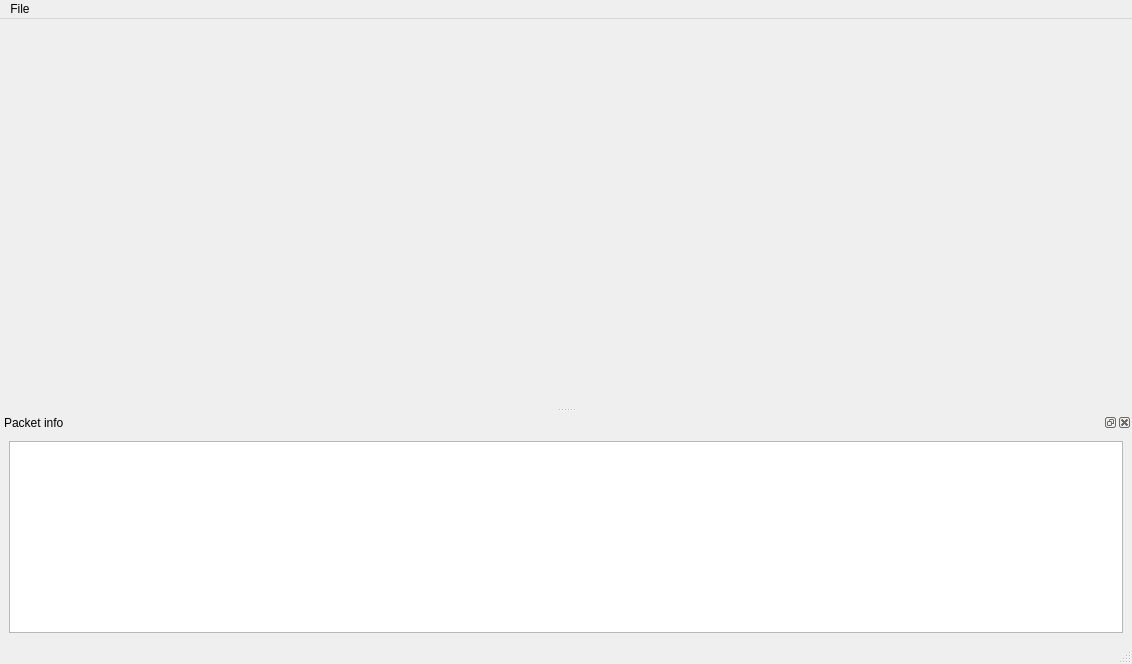
Old version of the form AnalyzePcapUdp/mainwindow.ui in the repository artthirt/AnalyzePcapUdp.
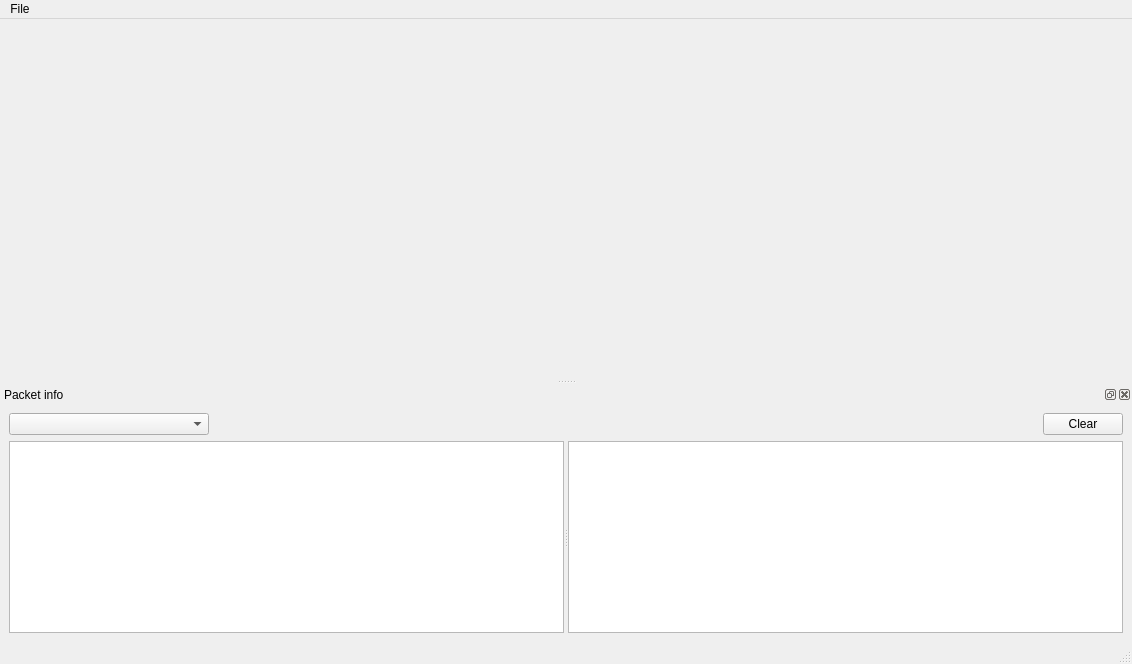
New version of the form.

Patch:
```diff
--- a/AnalyzePcapUdp/mainwindow.ui
+++ b/AnalyzePcapUdp/mainwindow.ui
@@ -53,7 +53,79 @@
    <widget class="QWidget" name="dockWidgetContents">
     <layout class="QVBoxLayout" name="verticalLayout_2">
      <item>
-      <widget class="QListView" name="lvOutput"/>
+      <layout class="QHBoxLayout" name="horizontalLayout">
+       <property name="topMargin">
+        <number>0</number>
+       </property>
+       <item>
+        <widget class="QComboBox" name="cbInfoList">
+         <property name="minimumSize">
+          <size>
+           <width>200</width>
+           <height>0</height>
+          </size>
+         </property>
+        </widget>
+       </item>
+       <item>
+        <spacer name="horizontalSpacer">
+         <property name="orientation">
+          <enum>Qt::Horizontal</enum>
+         </property>
+         <property name="sizeHint" stdset="0">
+          <size>
+           <width>40</width>
+           <height>20</height>
+          </size>
+         </property>
+        </spacer>
+       </item>
+       <item>
+        <widget class="QPushButton" name="pbClear">
+         <property name="text">
+          <string>Clear</string>
+         </property>
+        </widget>
+       </item>
+      </layout>
+     </item>
+     <item>
+      <widget class="QSplitter" name="splitter">
+       <property name="sizePolicy">
+        <sizepolicy hsizetype="Expanding" vsizetype="Expanding">
+         <horstretch>0</horstretch>
+         <verstretch>0</verstretch>
+        </sizepolicy>
+       </property>
+       <property name="lineWidth">
+        <number>2</number>
+       </property>
+       <property name="midLineWidth">
+        <number>0</number>
+       </property>
+       <property name="orientation">
+        <enum>Qt::Horizontal</enum>
+       </property>
+       <widget class="QTableView" name="lvOutput">
+        <property name="alternatingRowColors">
+         <bool>true</bool>
+        </property>
+        <attribute name="horizontalHeaderCascadingSectionResizes">
+         <bool>false</bool>
+        </attribute>
+        <attribute name="horizontalHeaderStretchLastSection">
+         <bool>true</bool>
+        </attribute>
+       </widget>
+       <widget class="QPlainTextEdit" name="peHex">
+        <property name="horizontalScrollBarPolicy">
+         <enum>Qt::ScrollBarAsNeeded</enum>
+        </property>
+        <property name="lineWrapMode">
+         <enum>QPlainTextEdit::NoWrap</enum>
+        </property>
+       </widget>
+      </widget>
      </item>
     </layout>
    </widget>
```
